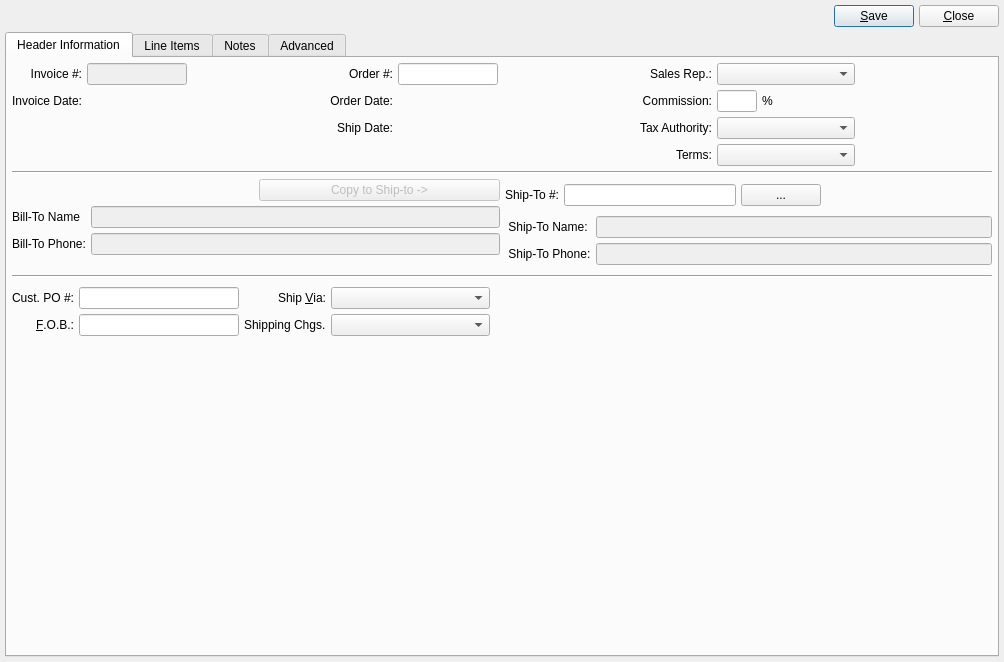
Old version of the form guiclient/invoice.ui in the repository Pegasus-RPG/xtuple-client.
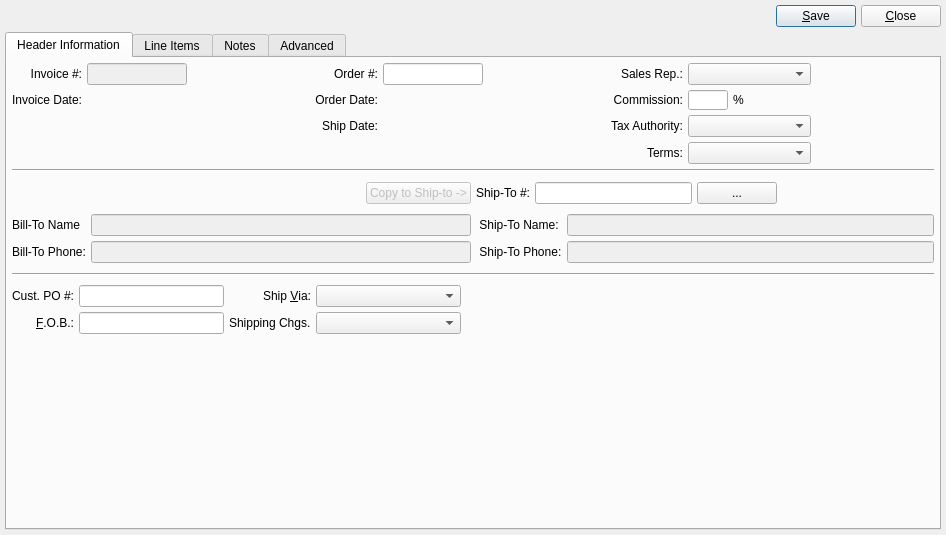
New version of the form. Custom widgets are drawn as their Qt base class.

```diff
--- a/guiclient/invoice.ui
+++ b/guiclient/invoice.ui
@@ -5,8 +5,8 @@
    <rect>
     <x>0</x>
     <y>0</y>
-    <width>1004</width>
-    <height>662</height>
+    <width>946</width>
+    <height>535</height>
    </rect>
   </property>
   <property name="windowTitle" >
@@ -254,7 +254,7 @@
                   <property name="maximumSize" >
                    <size>
                     <width>40</width>
-                    <height>32767</height>
+                    <height>20</height>
                    </size>
                   </property>
                   <property name="alignment" >
@@ -395,6 +395,19 @@
                   </property>
                  </widget>
                 </item>
+                <item>
+                 <spacer>
+                  <property name="orientation" >
+                   <enum>Qt::Horizontal</enum>
+                  </property>
+                  <property name="sizeHint" >
+                   <size>
+                    <width>0</width>
+                    <height>32</height>
+                   </size>
+                  </property>
+                 </spacer>
+                </item>
                 <item>
                  <widget class="QPushButton" name="_copyToShipto" >
                   <property name="enabled" >
```
